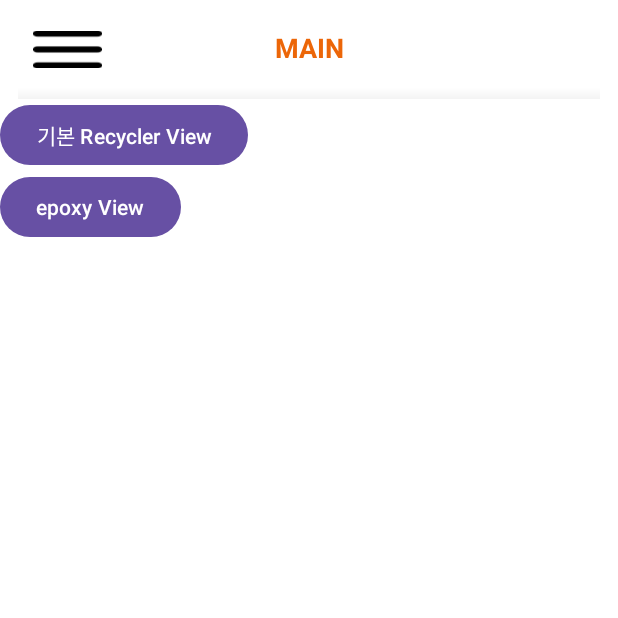
After one commit to Daseul727/mobile_sample, an Android app: the HomeFragment screen opened directly, with no data from a screen before it, on a phone screen of 412 x 824 dp, the top half of it. The commit adds this screen. Run offline under Robolectric (Android 15) with nearby library versions, the phone set to English and light mode, and no system bars; our stand-ins replace Dagger/Hilt's generated code, data binding.

Commit message:
home fragment 추가

```diff
--- /dev/null
+++ b/basic_mobile/app/src/main/java/com/example/basic_mobile/ui/home/HomeFragment.kt
@@ -0,0 +1,76 @@
+package com.example.basic_mobile.ui.home
+
+import android.os.Bundle
+import android.view.LayoutInflater
+import android.view.View
+import android.view.ViewGroup
+import androidx.core.view.isVisible
+import androidx.fragment.app.Fragment
+import com.example.basic_mobile.common.hide
+import com.example.basic_mobile.common.show
+import com.example.basic_mobile.databinding.FragmentHomeBinding
+import com.example.basic_mobile.ui.CustomDrawerMenu
+import com.example.basic_mobile.ui.TitleBar
+
+class HomeFragment : Fragment(){
+    private var _binding: FragmentHomeBinding? = null
+    private val mViewDataBinding get() = _binding!!
+
+    override fun onCreateView(
+        inflater: LayoutInflater,
+        container: ViewGroup?,
+        savedInstanceState: Bundle?
+    ): View? {
+        _binding = FragmentHomeBinding.inflate(inflater, container, false)
+        return mViewDataBinding.root
+    }
+
+    override fun onViewCreated(view: View, savedInstanceState: Bundle?) {
+        super.onViewCreated(view, savedInstanceState)
+
+        initNavigation()
+        setTitleBar()
+        //init 작업 수행
+    }
+
+    override fun onDestroyView() {
+        super.onDestroyView()
+        _binding = null
+    }
+
+    private fun setTitleBar () {
+        _binding?.incTitle?.setTitle("MAIN")
+        _binding?.incTitle?.showMenuIcon(true)
+        _binding?.incTitle?.setOnClickBackBtnListener { i, s ->
+            when (i) {
+                TitleBar.BUTTON_NAME_HOME -> {}
+                TitleBar.BUTTON_NAME_BACK -> {}
+                TitleBar.BUTTON_NAME_HOME_MENU -> {
+                    if (_binding?.navView?.isVisible == true) {
+                        _binding?.navView?.hide()
+                    } else {
+                        _binding?.navView?.show()
+                    }
+
+                }
+            }
+        }
+    }
+
+    private fun initNavigation() {
+        _binding?.incDrawerMenuItems?.setOnClickMenuListener {
+            when(it) {
+                CustomDrawerMenu.MenuItem.home -> {
+                    _binding?.navView?.hide()
+                }
+                CustomDrawerMenu.MenuItem.recyclerView -> {
+                    _binding?.navView?.hide()
+                }
+                else -> {
+                    _binding?.navView?.hide()
+                }
+            }
+        }
+
+    }
+}
--- a/basic_mobile/app/src/main/res/layout/activity_main.xml
+++ b/basic_mobile/app/src/main/res/layout/activity_main.xml
@@ -6,53 +6,17 @@
     android:layout_height="match_parent"
     tools:context=".MainActivity">
 
-    <LinearLayout
-        android:layout_width="match_parent"
-        android:layout_height="match_parent"
-        android:orientation="vertical">
-
-        <com.example.basic_mobile.ui.TitleBar
-            android:id="@+id/inc_titlebar"
-            android:layout_width="match_parent"
-            android:layout_height="@dimen/title_height" />
-
-        <com.google.android.material.navigation.NavigationView
-            android:id="@+id/nav_view"
-            android:layout_width="wrap_content"
-            android:layout_height="match_parent"
-            android:layout_gravity="start"
-            android:orientation="vertical"
-            android:visibility="gone">
-
-            <com.example.basic_mobile.ui.CustomDrawerMenu
-                android:id="@+id/inc_drawer_menu_items"
-                android:layout_width="match_parent"
-                android:layout_height="match_parent" />
-
-        </com.google.android.material.navigation.NavigationView>
-
-        <LinearLayout
-            android:layout_marginTop="@dimen/sp_20"
-            android:layout_width="match_parent"
-            android:layout_height="match_parent"
-            android:orientation="vertical">
-
-            <Button
-                android:id="@+id/btn_recycler"
-                android:text="기본 Recycler View"
-                android:layout_width="wrap_content"
-                android:layout_height="wrap_content"/>
-
-            <Button
-                android:id="@+id/btn_epoxy"
-                android:text="epoxy View"
-                android:layout_width="wrap_content"
-                android:layout_height="wrap_content"
-                app:layout_constraintTop_toBottomOf="@+id/btn_recycler"/>
-
-        </LinearLayout>
-
-    </LinearLayout>
+        <androidx.fragment.app.FragmentContainerView
+            android:id="@+id/fragment_main_container"
+            android:name="androidx.navigation.fragment.NavHostFragment"
+            android:layout_width="0dp"
+            android:layout_height="0dp"
+            app:defaultNavHost="true"
+            app:layout_constraintBottom_toBottomOf="parent"
+            app:layout_constraintLeft_toLeftOf="parent"
+            app:layout_constraintRight_toRightOf="parent"
+            app:layout_constraintTop_toTopOf="parent"
+            app:navGraph="@navigation/nav_main_graph" />
 
 
 </androidx.constraintlayout.widget.ConstraintLayout>
--- /dev/null
+++ b/basic_mobile/app/src/main/res/layout/fragment_home.xml
@@ -0,0 +1,61 @@
+<?xml version="1.0" encoding="utf-8"?>
+<layout xmlns:android="http://schemas.android.com/apk/res/android"
+    xmlns:app="http://schemas.android.com/apk/res-auto"
+    xmlns:tools="http://schemas.android.com/tools">
+
+    <androidx.constraintlayout.widget.ConstraintLayout
+        android:layout_width="match_parent"
+        android:layout_height="match_parent"
+        android:background="@color/white"
+        android:gravity="center"
+        android:orientation="vertical">
+
+        <LinearLayout
+            android:layout_width="match_parent"
+            android:layout_height="match_parent"
+            android:orientation="vertical">
+
+            <com.example.basic_mobile.ui.TitleBar
+                android:id="@+id/inc_title"
+                android:layout_width="match_parent"
+                android:layout_height="@dimen/title_height"
+                android:layout_gravity="top"
+                app:layout_constraintTop_toTopOf="parent"/>
+
+            <com.google.android.material.navigation.NavigationView
+                android:id="@+id/nav_view"
+                android:layout_width="wrap_content"
+                android:layout_height="match_parent"
+                android:layout_gravity="start"
+                android:orientation="vertical"
+                android:visibility="gone"
+                tools:ignore="MissingConstraints">
+
+                <com.example.basic_mobile.ui.CustomDrawerMenu
+                    android:id="@+id/inc_drawer_menu_items"
+                    android:layout_width="match_parent"
+                    android:layout_height="match_parent" />
+
+            </com.google.android.material.navigation.NavigationView>
+
+
+            <Button
+                android:id="@+id/btn_recycler"
+                android:text="기본 Recycler View"
+                android:layout_width="wrap_content"
+                android:layout_height="wrap_content"
+                app:layout_constraintTop_toBottomOf="@+id/inc_title"
+                tools:ignore="MissingConstraints" />
+
+            <Button
+                android:id="@+id/btn_epoxy"
+                android:text="epoxy View"
+                android:layout_width="wrap_content"
+                android:layout_height="wrap_content"
+                app:layout_constraintTop_toBottomOf="@+id/btn_recycler"
+                tools:ignore="MissingConstraints"/>
+        </LinearLayout>
+    </androidx.constraintlayout.widget.ConstraintLayout>
+
+
+</layout>
--- /dev/null
+++ b/basic_mobile/app/src/main/res/navigation/nav_main_graph.xml
@@ -0,0 +1,26 @@
+<?xml version="1.0" encoding="utf-8"?>
+<navigation xmlns:android="http://schemas.android.com/apk/res/android"
+    xmlns:app="http://schemas.android.com/apk/res-auto"
+    xmlns:tools="http://schemas.android.com/tools"
+    android:id="@+id/nav_main_graph"
+    app:startDestination="@id/homeFragment">
+    <fragment
+        android:id="@+id/homeFragment"
+        android:name="com.example.basic_mobile.ui.home.HomeFragment"
+        android:label="HomeFragment">
+        <argument
+            android:name="callbackId"
+            android:defaultValue="0"
+            app:argType="integer" />
+        <argument
+            android:name="strParam"
+            app:argType="string" />
+        <argument
+            android:name="strSubParam"
+            app:argType="string" />
+        <argument
+            android:name="strNotiParam"
+            app:argType="string" />
+    </fragment>
+
+</navigation>
```
Also changed, not shown: basic_mobile/app/build.gradle (+8 -0 lines), basic_mobile/app/src/main/java/com/example/basic_mobile/MainActivity.kt (+0 -45 lines).
